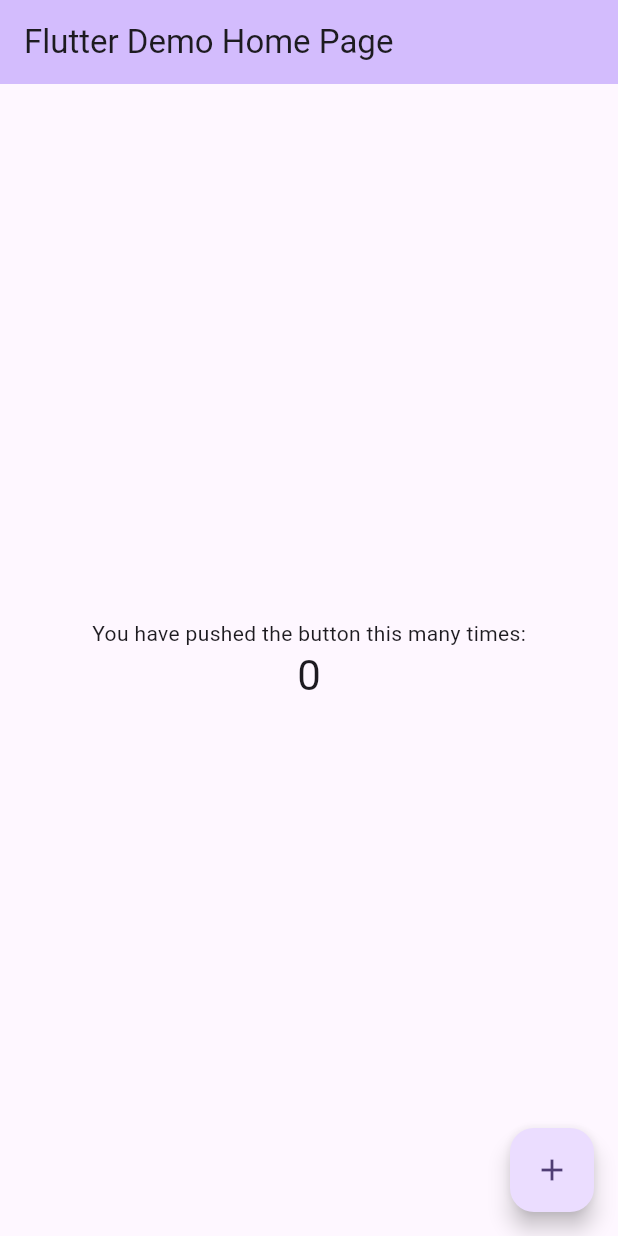
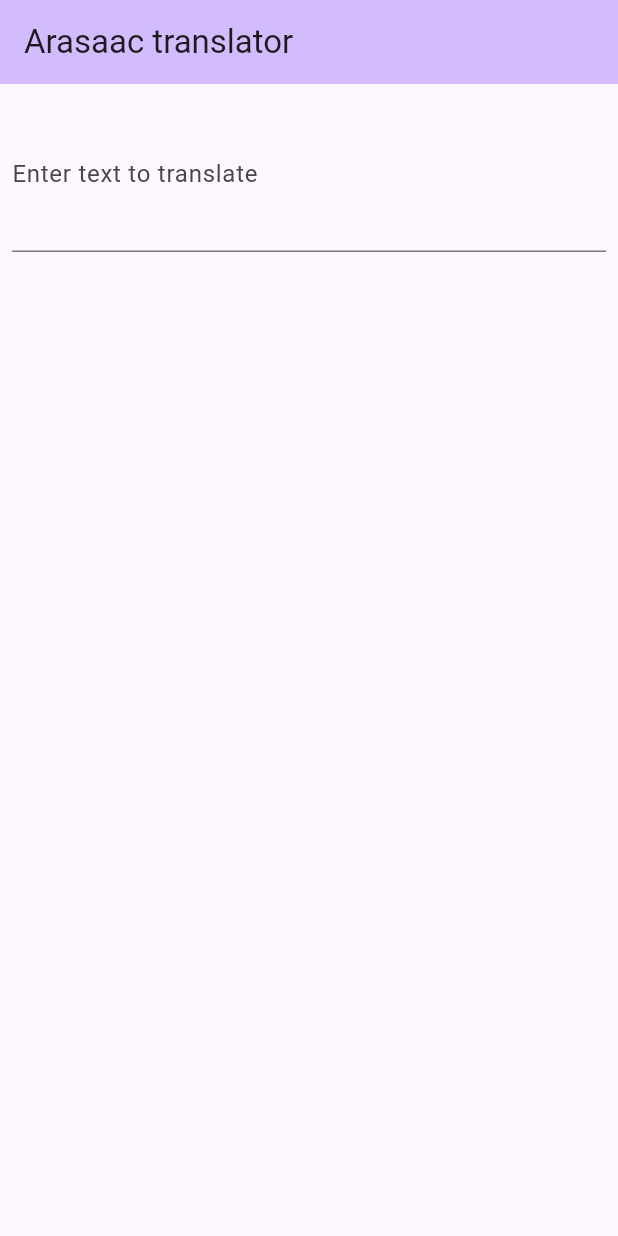
Before and after one commit to AndreaNicola/arasaac_translator, a Flutter app: the screen it shows after launch, on a phone screen of 412 x 824 dp. Run offline on Flutter 3.47's test engine with Material 2 defaults, Android fonts, the light colour scheme and no system bars; our stand-ins replace easy_debounce; missing offline and left inert: arasaac_api, fast_cached_network_image; generated files the repository leaves out were written again.

Commit message:
first translation logic

```diff
--- /dev/null
+++ b/l10n.yaml
@@ -0,0 +1,4 @@
+arb-dir: lib/l10n
+template-arb-file: app_en.arb
+output-localization-file: app_localizations.dart
+use-escaping: true
--- /dev/null
+++ b/lib/arasaac_service.dart
@@ -0,0 +1,41 @@
+import 'package:arasaac_api/arasaac_api.dart';
+import 'package:flutter/cupertino.dart';
+
+class TranslationResponse {
+  final String text;
+  final num? pictogramId;
+  final bool error;
+
+  const TranslationResponse({required this.text, this.pictogramId, this.error = false});
+}
+
+class ArasaacService {
+  static final ArasaacService _instance = ArasaacService._internal();
+  late ArasaacApi _api;
+
+  factory ArasaacService() {
+    return _instance;
+  }
+
+  ArasaacService._internal() {
+    _api = ArasaacApi();
+  }
+
+  Future<List<TranslationResponse>> translate(Locale locale, String text) async {
+    final asaraacLocale = Locales.valueOf(locale.languageCode);
+    final separators = RegExp(r"[ ,.;]");
+    final parts = text.split(separators);
+
+    List<TranslationResponse> translationResponses = [];
+    for (var part in parts) {
+      try {
+        var response = await _api.getPictogramsApi().bestSearchPictograms(language: asaraacLocale, searchText: part);
+        translationResponses.add(TranslationResponse(text: part, pictogramId: response.data!.first.id));
+      } catch (e) {
+        translationResponses.add(TranslationResponse(text: part, error: true));
+      }
+    }
+
+    return translationResponses;
+  }
+}
--- /dev/null
+++ b/lib/home.dart
@@ -0,0 +1,76 @@
+import 'package:arasaac_translator/arasaac_service.dart';
+import 'package:arasaac_translator/pictogram_card.dart';
+import 'package:easy_debounce/easy_debounce.dart';
+import 'package:flutter/material.dart';
+import 'package:flutter_gen/gen_l10n/app_localizations.dart';
+
+class MyHomePage extends StatefulWidget {
+  const MyHomePage({super.key});
+
+  @override
+  State<MyHomePage> createState() => _MyHomePageState();
+}
+
+class _MyHomePageState extends State<MyHomePage> {
+  final TextEditingController _controller = TextEditingController();
+  final List<TranslationResponse> _translationResponses = [];
+
+  @override
+  void initState() {
+    super.initState();
+  }
+
+  @override
+  Widget build(BuildContext context) {
+    return Scaffold(
+      appBar: AppBar(
+        backgroundColor: Theme.of(context).colorScheme.inversePrimary,
+        title: Text(AppLocalizations.of(context)!.title),
+      ),
+      body: ListView(
+        children: <Widget>[
+          Padding(
+            padding: const EdgeInsets.all(8),
+            child: TextField(
+              minLines: 3,
+              maxLines: 5,
+              controller: _controller,
+              decoration: InputDecoration(
+                labelText: AppLocalizations.of(context)!.enterText,
+              ),
+              onChanged: (String value) {
+                EasyDebounce.debounce(
+                  'translation-debounce', // <-- An ID for this particular debouncer
+                  const Duration(milliseconds: 1000), // <-- The debounce duration
+                  () async {
+                    value = value.toUpperCase();
+                    final Locale locale = Localizations.localeOf(context);
+                    var translationResponses = await ArasaacService().translate(locale, value);
+                    setState(() {
+                      _translationResponses.clear();
+                      _translationResponses.addAll(translationResponses);
+                    });
+                  }, // <-- The target method
+                );
+              },
+            ),
+          ),
+          GridView(
+            padding: const EdgeInsets.all(8),
+            gridDelegate: const SliverGridDelegateWithFixedCrossAxisCount(crossAxisCount: 2, mainAxisSpacing: 8, crossAxisSpacing: 8),
+            physics: const NeverScrollableScrollPhysics(),
+            shrinkWrap: true,
+            children: [
+              for (var translationResponse in _translationResponses)
+                PictogramCard(
+                  id: translationResponse.pictogramId ?? 0,
+                  text: translationResponse.text,
+                  error: translationResponse.error,
+                ),
+            ],
+          ),
+        ],
+      ),
+    );
+  }
+}
--- a/lib/main.dart
+++ b/lib/main.dart
@@ -1,6 +1,13 @@
+import 'package:arasaac_translator/home.dart';
+import 'package:fast_cached_network_image/fast_cached_network_image.dart';
 import 'package:flutter/material.dart';
+import 'package:flutter_localizations/flutter_localizations.dart';
+import 'package:flutter_gen/gen_l10n/app_localizations.dart';
 
-void main() {
+
+void main() async {
+  WidgetsFlutterBinding.ensureInitialized();
+  await FastCachedImageConfig.init(clearCacheAfter: const Duration(days: 15));
   runApp(const MyApp());
 }
 
@@ -11,115 +18,22 @@
   @override
   Widget build(BuildContext context) {
     return MaterialApp(
-      title: 'Flutter Demo',
+      title: 'Arasaac Translator',
+      localizationsDelegates: const [
+        AppLocalizations.delegate,
+        GlobalMaterialLocalizations.delegate,
+        GlobalWidgetsLocalizations.delegate,
+        GlobalCupertinoLocalizations.delegate,
+      ],
+      supportedLocales: const [
+        Locale('en'), // English
+        Locale('it'), // Italian
+      ],
       theme: ThemeData(
-        // This is the theme of your application.
-        //
-        // TRY THIS: Try running your application with "flutter run". You'll see
-        // the application has a blue toolbar. Then, without quitting the app,
-        // try changing the seedColor in the colorScheme below to Colors.green
-        // and then invoke "hot reload" (save your changes or press the "hot
-        // reload" button in a Flutter-supported IDE, or press "r" if you used
-        // the command line to start the app).
-        //
-        // Notice that the counter didn't reset back to zero; the application
-        // state is not lost during the reload. To reset the state, use hot
-        // restart instead.
-        //
-        // This works for code too, not just values: Most code changes can be
-        // tested with just a hot reload.
         colorScheme: ColorScheme.fromSeed(seedColor: Colors.deepPurple),
         useMaterial3: true,
       ),
-      home: const MyHomePage(title: 'Flutter Demo Home Page'),
+      home: const MyHomePage(),
     );
   }
 }
-
-class MyHomePage extends StatefulWidget {
-  const MyHomePage({super.key, required this.title});
-
-  // This widget is the home page of your application. It is stateful, meaning
-  // that it has a State object (defined below) that contains fields that affect
-  // how it looks.
-
-  // This class is the configuration for the state. It holds the values (in this
-  // case the title) provided by the parent (in this case the App widget) and
-  // used by the build method of the State. Fields in a Widget subclass are
-  // always marked "final".
-
-  final String title;
-
-  @override
-  State<MyHomePage> createState() => _MyHomePageState();
-}
-
-class _MyHomePageState extends State<MyHomePage> {
-  int _counter = 0;
-
-  void _incrementCounter() {
-    setState(() {
-      // This call to setState tells the Flutter framework that something has
-      // changed in this State, which causes it to rerun the build method below
-      // so that the display can reflect the updated values. If we changed
-      // _counter without calling setState(), then the build method would not be
-      // called again, and so nothing would appear to happen.
-      _counter++;
-    });
-  }
-
-  @override
-  Widget build(BuildContext context) {
-    // This method is rerun every time setState is called, for instance as done
-    // by the _incrementCounter method above.
-    //
-    // The Flutter framework has been optimized to make rerunning build methods
-    // fast, so that you can just rebuild anything that needs updating rather
-    // than having to individually change instances of widgets.
-    return Scaffold(
-      appBar: AppBar(
-        // TRY THIS: Try changing the color here to a specific color (to
-        // Colors.amber, perhaps?) and trigger a hot reload to see the AppBar
-        // change color while the other colors stay the same.
-        backgroundColor: Theme.of(context).colorScheme.inversePrimary,
-        // Here we take the value from the MyHomePage object that was created by
-        // the App.build method, and use it to set our appbar title.
-        title: Text(widget.title),
-      ),
-      body: Center(
-        // Center is a layout widget. It takes a single child and positions it
-        // in the middle of the parent.
-        child: Column(
-          // Column is also a layout widget. It takes a list of children and
-          // arranges them vertically. By default, it sizes itself to fit its
-          // children horizontally, and tries to be as tall as its parent.
-          //
-          // Column has various properties to control how it sizes itself and
-          // how it positions its children. Here we use mainAxisAlignment to
-          // center the children vertically; the main axis here is the vertical
-          // axis because Columns are vertical (the cross axis would be
-          // horizontal).
-          //
-          // TRY THIS: Invoke "debug painting" (choose the "Toggle Debug Paint"
-          // action in the IDE, or press "p" in the console), to see the
-          // wireframe for each widget.
-          mainAxisAlignment: MainAxisAlignment.center,
-          children: <Widget>[
-            const Text(
-              'You have pushed the button this many times:',
-            ),
-            Text(
-              '$_counter',
-              style: Theme.of(context).textTheme.headlineMedium,
-            ),
-          ],
-        ),
-      ),
-      floatingActionButton: FloatingActionButton(
-        onPressed: _incrementCounter,
-        tooltip: 'Increment',
-        child: const Icon(Icons.add),
-      ), // This trailing comma makes auto-formatting nicer for build methods.
-    );
-  }
-}
--- a/pubspec.yaml
+++ b/pubspec.yaml
@@ -39,6 +39,11 @@
   # The following adds the Cupertino Icons font to your application.
   # Use with the CupertinoIcons class for iOS style icons.
   cupertino_icons: ^1.0.2
+  flutter_localizations:
+    sdk: flutter
+  intl: any
+  easy_debounce: ^2.0.3
+  fast_cached_network_image: ^1.2.0
 
 dev_dependencies:
   flutter_test:
@@ -61,6 +66,7 @@
   # included with your application, so that you can use the icons in
   # the material Icons class.
   uses-material-design: true
+  generate: true
 
   # To add assets to your application, add an assets section, like this:
   # assets:
```
Also changed, not shown: lib/l10n/app_en.arb (added, +28 -0 lines), lib/l10n/app_it.arb (added, +8 -0 lines), lib/pictogram.dart (added, +92 -0 lines), lib/pictogram_card.dart (added, +31 -0 lines), pubspec.lock.
